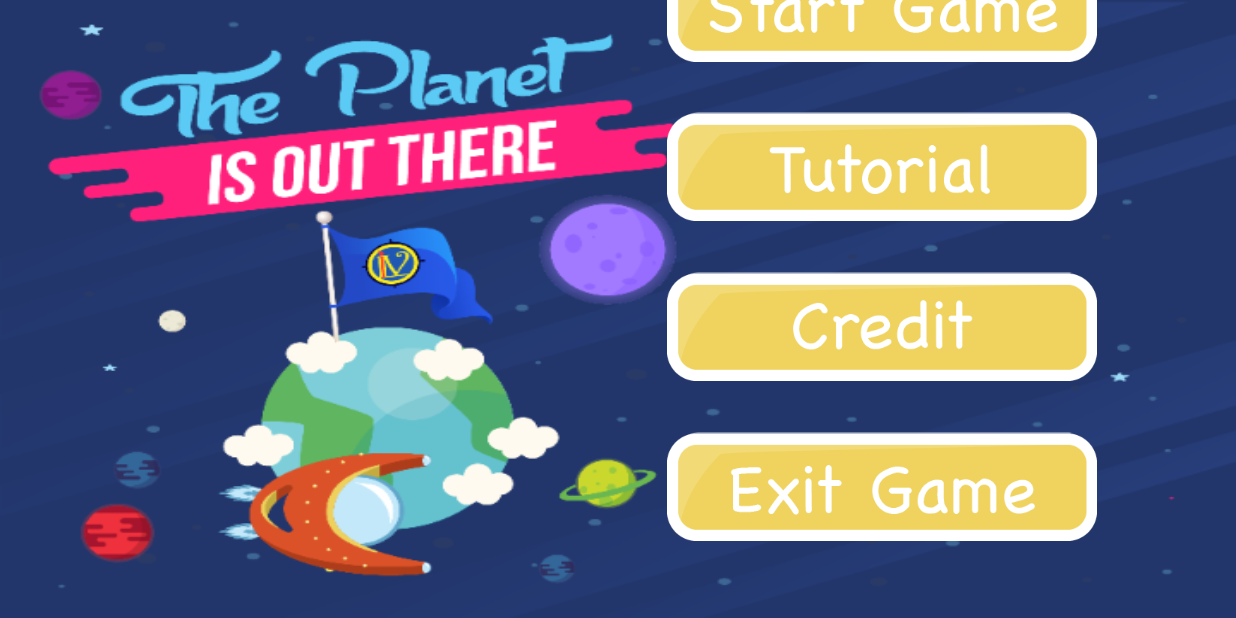
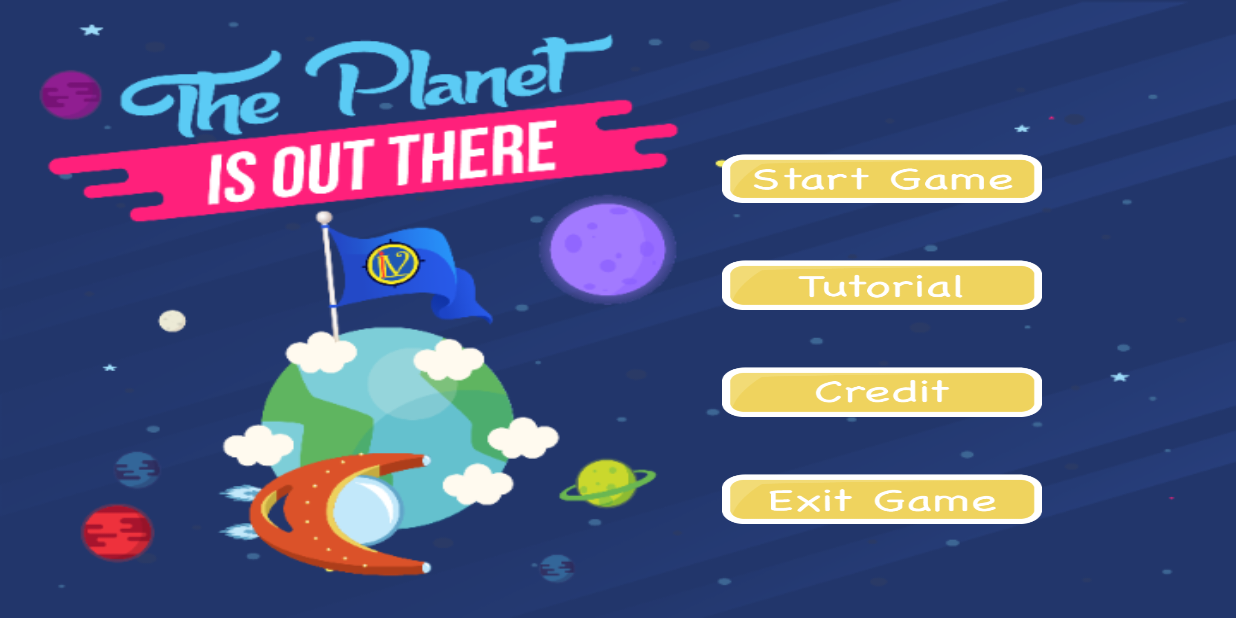
Before and after one commit to JamieCCH/AndroidArcadeGame, an Android app: the screen it shows after launch (MainActivity), on a phone screen of 824 x 412 dp (held sideways). Run offline under Robolectric (Android 15) with nearby library versions, the phone set to English and light mode, and no system bars.

Commit message:
menu layout fixed

```diff
--- a/app/src/main/res/layout/activity_main.xml
+++ b/app/src/main/res/layout/activity_main.xml
@@ -1,6 +1,6 @@
 <?xml version="1.0" encoding="utf-8"?>
-<android.support.constraint.ConstraintLayout xmlns:android="http://schemas.android.com/apk/res/android"
-    xmlns:app="http://schemas.android.com/apk/res-auto"
+<LinearLayout
+    xmlns:android="http://schemas.android.com/apk/res/android"
     xmlns:tools="http://schemas.android.com/tools"
     android:layout_width="match_parent"
     android:layout_height="match_parent"
@@ -8,64 +8,75 @@
     android:orientation="horizontal"
     tools:context="ca.georgebrown.game2011.arcadegame.MainActivity">
 
-    <ImageButton
-        android:id="@+id/exitButton"
-        android:layout_width="wrap_content"
-        android:layout_height="0dp"
-        android:layout_marginBottom="40dp"
-        android:layout_marginEnd="8dp"
-        android:layout_marginStart="8dp"
-        android:adjustViewBounds="true"
-        android:backgroundTint="@android:color/transparent"
-        android:scaleType="centerCrop"
-        android:src="@mipmap/button_exitgame"
-        app:layout_constraintBottom_toBottomOf="parent"
-        app:layout_constraintEnd_toEndOf="parent"
-        app:layout_constraintHorizontal_bias="0.853"
-        app:layout_constraintStart_toStartOf="parent" />
+    <View
+        android:layout_height="match_parent"
+        android:layout_width="0dp"
+        android:layout_weight="2" />
 
-    <ImageButton
-        android:id="@+id/creditButton"
+    <LinearLayout
+        android:layout_weight="1"
         android:layout_width="0dp"
-        android:layout_height="wrap_content"
-        android:layout_marginBottom="16dp"
-        android:adjustViewBounds="true"
-        android:backgroundTint="@android:color/transparent"
-        android:scaleType="centerCrop"
-        android:src="@mipmap/button_credit"
-        app:layout_constraintBottom_toTopOf="@+id/exitButton"
-        app:layout_constraintEnd_toEndOf="@+id/exitButton"
-        app:layout_constraintStart_toStartOf="@+id/exitButton" />
+        android:layout_height="match_parent"
+        android:orientation="vertical">
 
-    <ImageButton
-        android:id="@+id/tutorialButton"
+        <View android:layout_height="0dp"
+            android:layout_width="match_parent"
+            android:layout_weight="1.5"
+            />
+
+        <ImageButton
+            android:layout_gravity="center"
+            android:layout_marginTop="20dp"
+            android:id="@+id/startButton"
+            android:layout_width="match_parent"
+            android:layout_height="0dp"
+            android:layout_weight="1"
+            android:backgroundTint="@android:color/transparent"
+            android:scaleType="fitXY"
+            android:src="@mipmap/button_startgame"  />
+
+        <ImageButton
+            android:layout_gravity="center"
+            android:layout_marginTop="20dp"
+            android:id="@+id/tutorialButton"
+            android:layout_width="match_parent"
+            android:layout_height="0dp"
+            android:layout_weight="1"
+            android:backgroundTint="@android:color/transparent"
+            android:scaleType="fitXY"
+            android:src="@mipmap/button_tutorial" />
+        <ImageButton
+            android:layout_gravity="center"
+            android:layout_marginTop="20dp"
+            android:id="@+id/creditButton"
+            android:layout_width="match_parent"
+            android:layout_height="0dp"
+            android:layout_weight="1"
+            android:backgroundTint="@android:color/transparent"
+            android:scaleType="fitXY"
+            android:src="@mipmap/button_credit" />
+
+        <ImageButton
+            android:layout_gravity="center"
+            android:layout_marginTop="20dp"
+            android:id="@+id/exitButton"
+            android:layout_width="match_parent"
+            android:layout_height="0dp"
+            android:layout_weight="1"
+            android:backgroundTint="@android:color/transparent"
+            android:scaleType="fitXY"
+            android:src="@mipmap/button_exitgame" />
+
+        <View android:layout_height="0dp"
+            android:layout_width="match_parent"
+            android:layout_weight="1"
+            />
+
+    </LinearLayout>
+
+    <View
         android:layout_width="0dp"
-        android:layout_height="wrap_content"
-        android:layout_marginBottom="16dp"
-        android:adjustViewBounds="true"
-        android:backgroundTint="@android:color/transparent"
-        android:scaleType="centerCrop"
-        android:src="@mipmap/button_tutorial"
+        android:layout_height="match_parent"
+        android:layout_weight="0.5"/>
 
-        app:layout_constraintBottom_toTopOf="@+id/creditButton"
-        app:layout_constraintEnd_toEndOf="@+id/creditButton"
-        app:layout_constraintStart_toStartOf="@+id/creditButton" />
-
-    <ImageButton
-        android:id="@+id/startButton"
-        android:layout_width="wrap_content"
-        android:layout_height="wrap_content"
-        android:layout_marginBottom="16dp"
-        android:layout_marginEnd="8dp"
-        android:layout_marginStart="8dp"
-        android:layout_marginTop="16dp"
-        android:adjustViewBounds="true"
-        android:backgroundTint="@android:color/transparent"
-        android:scaleType="centerCrop"
-        android:src="@mipmap/button_startgame"
-        app:layout_constraintBottom_toTopOf="@+id/tutorialButton"
-        app:layout_constraintEnd_toEndOf="@+id/tutorialButton"
-        app:layout_constraintStart_toStartOf="@+id/tutorialButton"
-        app:layout_constraintTop_toTopOf="parent"
-        app:layout_constraintVertical_bias="1.0" />
-</android.support.constraint.ConstraintLayout>
+</LinearLayout>
```
Also changed, not shown: app/src/main/res/mipmap-xhdpi/enemy_bullet_09.png (renamed from app/src/main/res/mipmap-xhdpi/enemy_bullet-09.png), app/src/main/res/mipmap-xhdpi/enemy_bullet_10.png (renamed from app/src/main/res/mipmap-xhdpi/enemy_bullet-10.png), app/src/main/res/mipmap-xhdpi/enemy_bullet_11.png (renamed from app/src/main/res/mipmap-xhdpi/enemy_bullet-11.png), app/src/main/res/mipmap-xhdpi/enemy_bullet_12.png (renamed from app/src/main/res/mipmap-xhdpi/enemy_bullet-12.png), app/src/main/res/mipmap-xhdpi/enemy_minion_17.png (renamed from app/src/main/res/mipmap-xhdpi/enemy_minion-17.png), app/src/main/res/mipmap-xhdpi/enemy_minion_18.png (renamed from app/src/main/res/mipmap-xhdpi/enemy_minion-18.png), app/src/main/res/mipmap-xhdpi/player_bullet_02.png (renamed from app/src/main/res/mipmap-xhdpi/player_bullet-02.png), app/src/main/res/mipmap-xhdpi/player_bullet_03.png (renamed from app/src/main/res/mipmap-xhdpi/player_bullet-03.png), app/src/main/res/mipmap-xhdpi/player_bullet_04.png (renamed from app/src/main/res/mipmap-xhdpi/player_bullet-04.png), app/src/main/res/mipmap-xhdpi/player_helper.png (added), app/src/main/res/mipmap-xhdpi/sprite_bomb_05.png (renamed from app/src/main/res/mipmap-xhdpi/sprite_bomb-05.png), app/src/main/res/mipmap-xhdpi/sprite_bomb_06.png (renamed from app/src/main/res/mipmap-xhdpi/sprite_bomb-06.png), app/src/main/res/mipmap-xhdpi/sprite_bomb_07.png (renamed from app/src/main/res/mipmap-xhdpi/sprite_bomb-07.png), app/src/main/res/mipmap-xhdpi/sprite_bomb_08.png (renamed from app/src/main/res/mipmap-xhdpi/sprite_bomb-08.png).
